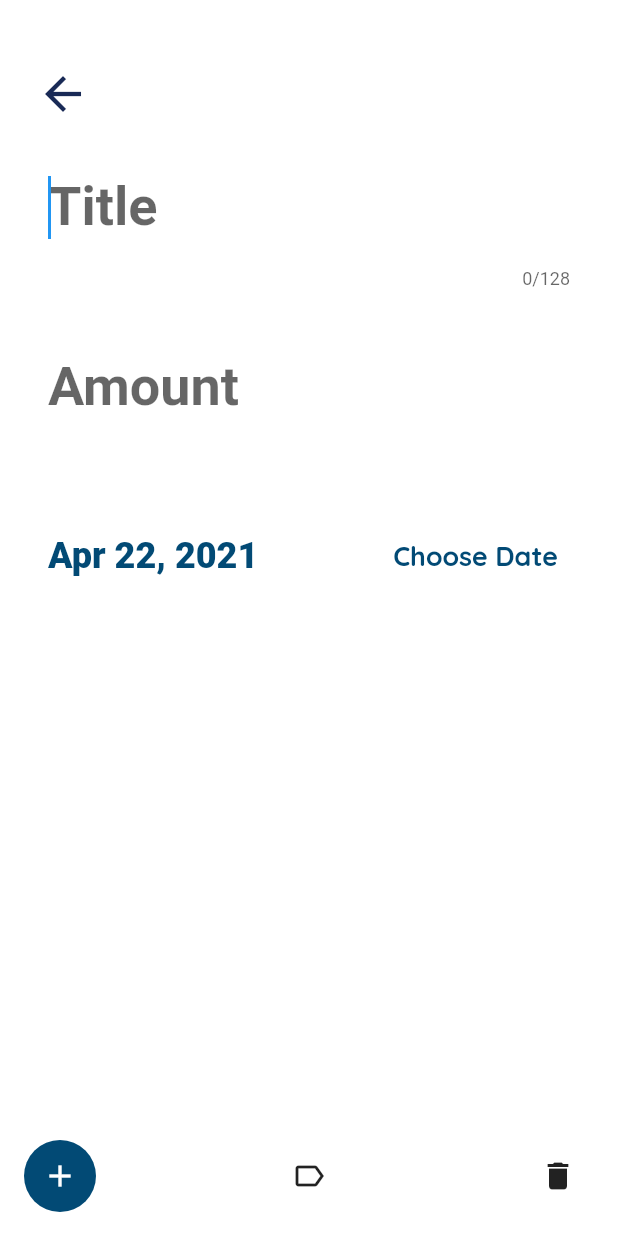
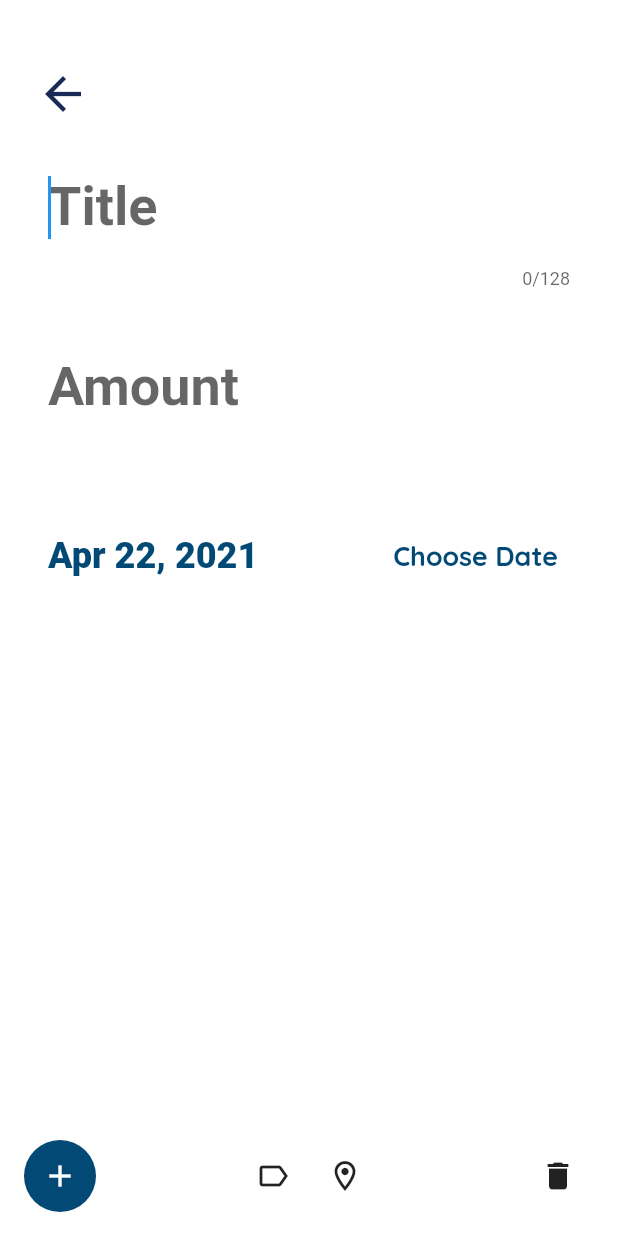
Before and after one commit to ermiry/tiny-pocket, a Flutter app: the TransScreen screen opened directly, after a tap on the "add" icon, on a phone screen of 412 x 824 dp. Run offline on Flutter 3.47's test engine with Material 2 defaults, Android fonts, the phone set to English and light mode, and no system bars; our stand-ins replace fl_chart, shared_preferences; missing offline and left inert: animated_dialog, favicon, flutter_arc_speed_dial, jwt_decode, pref_dessert; accounts and stored records are empty.

Commit message:
Added place select in trans screen

```diff
--- a/lib/screens/trans.dart
+++ b/lib/screens/trans.dart
@@ -7,6 +7,7 @@ import 'package:pocket/providers/transactions.dart';
 import 'package:pocket/style/style.dart';
 import 'package:pocket/widgets/adaptive/flatButton.dart';
 import 'package:pocket/widgets/choose_categories.dart';
+import 'package:pocket/widgets/choose_places.dart';
 import 'package:pocket/widgets/custom/numpad.dart';
 
 import 'package:provider/provider.dart';
@@ -41,6 +42,7 @@ class _TransScreenState extends State <TransScreen> {
   bool _loading = false;
   DateTime _selectedDate = new DateTime.now();
   String _category = "";
+  String _place = "";
 
   @override
   void initState() {
@@ -83,6 +85,28 @@ class _TransScreenState extends State <TransScreen> {
       if(val != null){
         this.setState(() {
           this._category = val;
+        });
+      }
+    });
+  }
+
+  void _placeSelect() {
+    showDialog(
+      barrierDismissible: false,
+      context: context,
+      builder: (ctx) {
+        return Dialog(
+          shape: RoundedRectangleBorder(
+            borderRadius: BorderRadius.all(Radius.circular(12))
+          ),
+          child: new ChoosePlaces(this._place)
+        );
+      }
+    ).then((val){
+        print(val);
+      if(val != null){
+        this.setState(() {
+          this._place = val;
         });
       }
     });
@@ -220,7 +244,9 @@ class _TransScreenState extends State <TransScreen> {
   }
 
   Widget _actions(Transaction trans) {
-    return Align(
+    return Container(
+      color: Colors.white,
+      child: Align(
         alignment: Alignment.bottomCenter,
         child: Padding(
           padding: const EdgeInsets.symmetric(horizontal: 16, vertical: 16),
@@ -291,12 +317,12 @@ class _TransScreenState extends State <TransScreen> {
                           );
 
                           FocusScope.of(context).requestFocus(FocusNode());
-                        Navigator.pop(context);
+                          Navigator.of(context).pop("add");
                         }
 
                         else {
                           _showErrorDialog(
-                          "Please select a category to add a transaction"
+                            "Please fill all fields and select a category"
                           );
 
                         }
@@ -304,24 +330,51 @@ class _TransScreenState extends State <TransScreen> {
                         _showErrorDialog(error.toString());
                       }
                     }else{
-                    // await Provider.of<Transactions>(context,listen:false).update(
-                    //   this._titleEditingController.text,
-                    //   double.parse(this._amountEditingController.text),
-                    //   this._selectedDate,
-                    //   this._category
-                    // );
+                      try {
+                        if(this._category != "" && this._amountEditingController.text != "" &&
+                          this._titleEditingController.text != ""
+                        ){
+                          await Provider.of<Transactions>(context,listen:false).update(
+                            this.widget.baseTrans.id,
+                            this._titleEditingController.text,
+                            double.parse(this._amountEditingController.text.substring(1)),
+                            this._selectedDate,
+                            this._category,
+                            Provider.of<Auth>(context,listen: false).token,
+                            place: this._place
+                          );
+
+                          FocusScope.of(context).requestFocus(FocusNode());
+                          Navigator.of(context).pop("update");
+                        }else {
+                          _showErrorDialog("Please fill all fields and select a category");
+                        }
+
+                      }catch(error) {
+                        _showErrorDialog(error.toString());
+                      }
                     }
 
                   },
                 ),
               ),
+
+              Row(
+                children: [
                   IconButton(
                     icon: Icon(
                       Provider.of<Transaction>(context, listen: false).category != null
                       || this._category != "" ? Icons.label : Icons.label_outline),
                     onPressed: this._categorySelect
                   ),
-
+                  IconButton(
+                    icon: Icon(
+                      Provider.of<Transaction>(context, listen: false).place != null
+                      || this._place != "" ? Icons.location_on : Icons.location_on_outlined),
+                    onPressed: this._placeSelect
+                  ),
+                ],
+              ),
 
               // delete
               IconButton(
@@ -350,6 +403,7 @@ class _TransScreenState extends State <TransScreen> {
                 },
               ),
             ],
+          ),
         ),
       ),
     );
```
Lines whose indentation alone changed are shown as unchanged.
